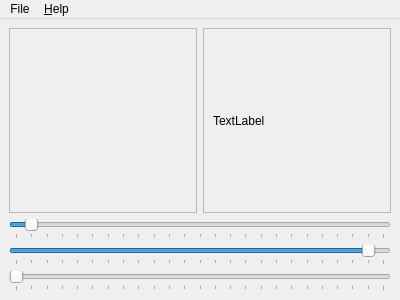
Qt form form/grabber.ui (ColinKinloch/qtGLGrabberDesigner) before a commit.
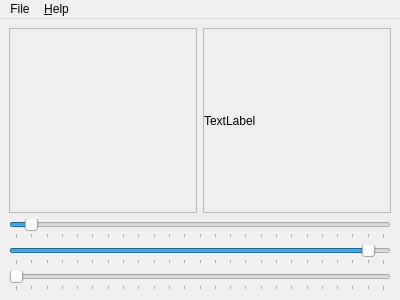
The same form after that commit. Custom widgets are drawn as their Qt base class.

Commit message: re-attached sliders

What changed in the file:
```diff
--- a/form/grabber.ui
+++ b/form/grabber.ui
@@ -49,7 +49,14 @@
        </property>
        <layout class="QGridLayout" name="gridLayout">
         <item row="0" column="0">
-         <widget class="GLWidget" name="glWidget" native="true"/>
+         <widget class="GLWidget" name="glWidget" native="true">
+          <property name="sizePolicy">
+           <sizepolicy hsizetype="Expanding" vsizetype="Expanding">
+            <horstretch>0</horstretch>
+            <verstretch>0</verstretch>
+           </sizepolicy>
+          </property>
+         </widget>
         </item>
        </layout>
       </widget>
@@ -82,6 +89,9 @@
         </rect>
        </property>
        <layout class="QGridLayout" name="gridLayout_2">
+        <property name="margin">
+         <number>0</number>
+        </property>
         <item row="0" column="0">
          <widget class="QLabel" name="label">
           <property name="text">
```
Left out of the diff: 217 changed lines with no effect on the pictures. The commit also changes 2 other files.
